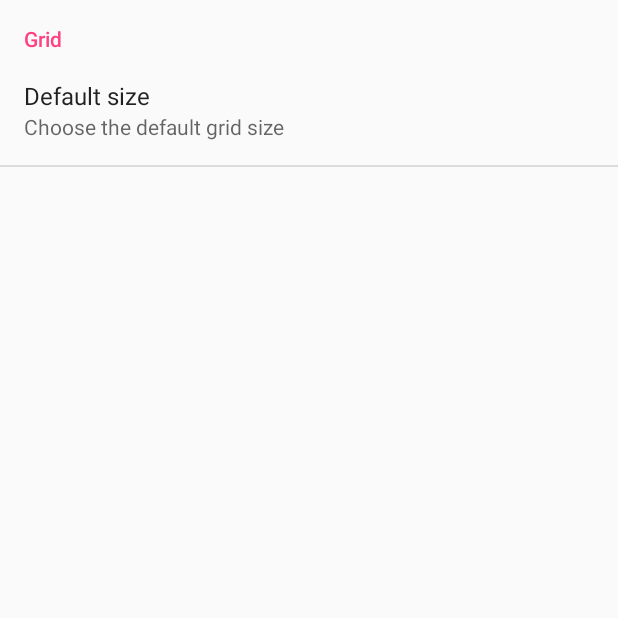
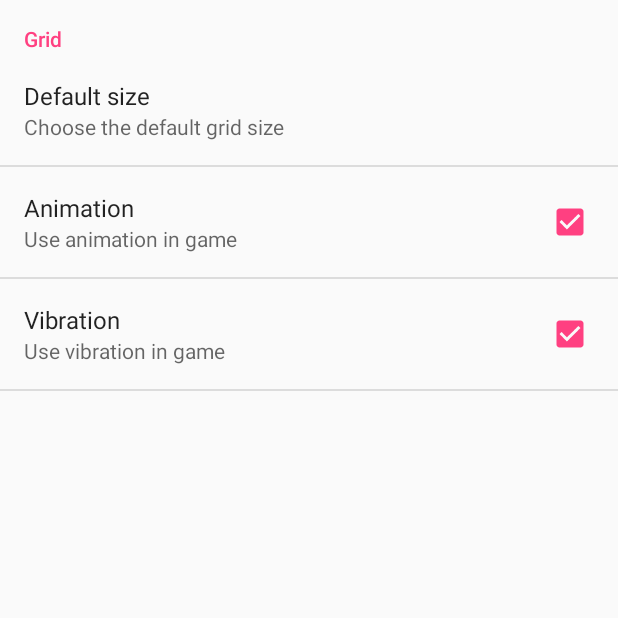
Before and after one commit to anazeer/Demineur, an Android app: the DemineurPreference screen opened directly, with no data from a screen before it, on a phone screen of 412 x 824 dp, the top half of it. Run offline under Robolectric (Android 15) with nearby library versions, the phone set to English and light mode, and no system bars.

Commit message:
Animation and vibration preferences

```diff
--- a/app/src/main/java/com/android/demineur/MainActivity.java
+++ b/app/src/main/java/com/android/demineur/MainActivity.java
@@ -121,7 +121,7 @@ public class MainActivity extends AppCompatActivity {
             Gson gson = new Gson();
             String json = preferences.getString("model", "");
             model = gson.fromJson(json, DemineurModel.class);
-            if(model.isGameOver())
+            if(model != null && model.isGameOver())
                 model = null;
         }
         if(model != null)
@@ -170,8 +170,10 @@ public class MainActivity extends AppCompatActivity {
         stopTimer();
         model = new DemineurModel(width, height, mines);
         initGrid();
+        if(preferences.getBoolean("animPrefId", true)) {
             animation = AnimationUtils.loadAnimation(this, R.anim.move);
             gridLayout.startAnimation(animation);
+        }
         minesCountText.setText(getResources().getString(R.string.count_mines, model.getRemainingCountMines()));
         timeText.setText(getResources().getString(R.string.timer, 0, 0));
         flagButton.setBackgroundResource(R.color.gameBackground);
@@ -187,10 +189,14 @@ public class MainActivity extends AppCompatActivity {
     }
 
     private void lose() {
+        if(preferences.getBoolean("animPrefId", true)) {
             animation = AnimationUtils.loadAnimation(this, R.anim.explosion);
             gridLayout.startAnimation(animation);
+        }
+        if(preferences.getBoolean("vibrationPrefId", true)) {
             Vibrator vibrator = (Vibrator) getSystemService(Context.VIBRATOR_SERVICE);
             vibrator.vibrate(500);
+        }
     }
 
     private void initGrid() {
--- a/app/src/main/res/values/strings.xml
+++ b/app/src/main/res/values/strings.xml
@@ -31,4 +31,8 @@
     <string name="grid_preference">Grid</string>
     <string name="grid_size_pref_title">Default size</string>
     <string name="grid_size_pref_summary">Choose the default grid size</string>
+    <string name="anim_pref_title">Animation</string>
+    <string name="anim_pref_summary">Use animation in game</string>
+    <string name="vibration_pref_title">Vibration</string>
+    <string name="vibration_pref_summary">Use vibration in game</string>
 </resources>
--- a/app/src/main/res/xml/preference.xml
+++ b/app/src/main/res/xml/preference.xml
@@ -13,8 +13,20 @@
         android:dialogTitle="@string/grid_size_pref_title"
         android:positiveButtonText="@string/accept"
         android:negativeButtonText="@string/cancel"
+        android:defaultValue="@string/new_beginner"
         />
-
+    <CheckBoxPreference
+        android:key="animPrefId"
+        android:title="@string/anim_pref_title"
+        android:summary="@string/anim_pref_summary"
+        android:defaultValue="true"
+        />
+    <CheckBoxPreference
+        android:key="vibrationPrefId"
+        android:title="@string/vibration_pref_title"
+        android:summary="@string/vibration_pref_summary"
+        android:defaultValue="true"
+        />
 
 </PreferenceCategory>
 
```
Lines whose indentation alone changed are shown as unchanged.
